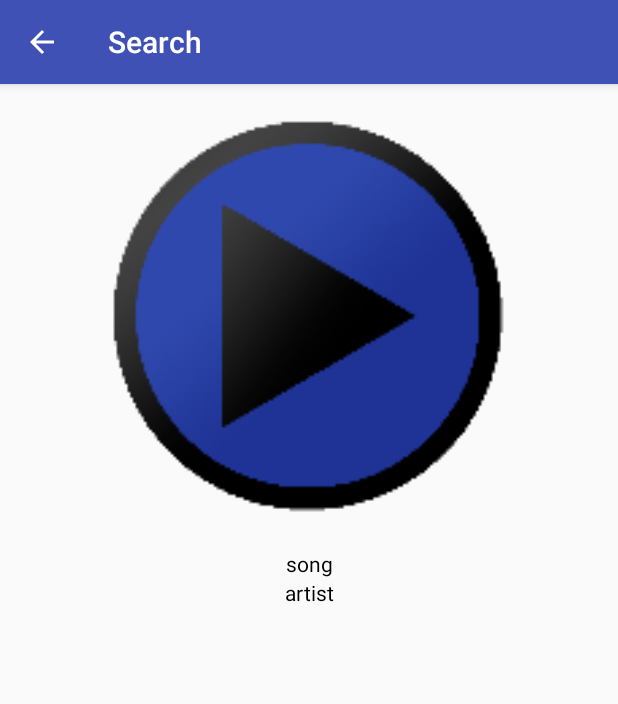
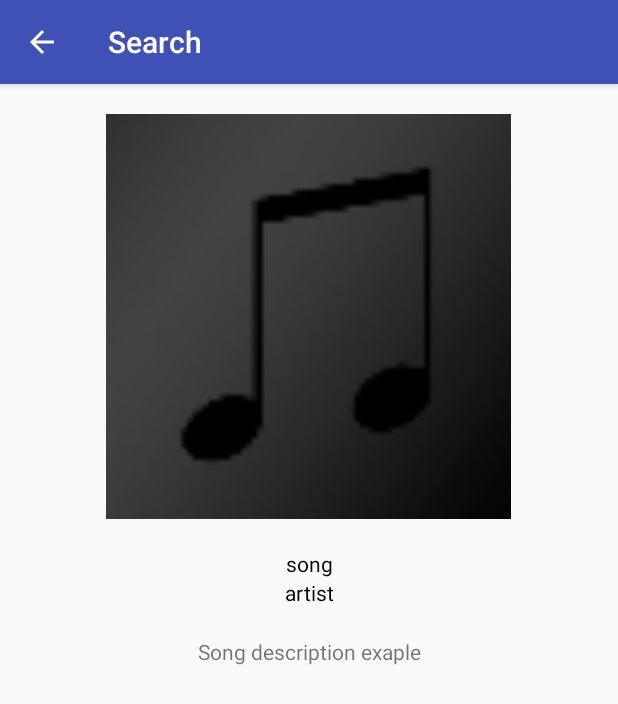
Before and after one commit to iareciog/MusicPlayer, an Android app: the MusicActivity screen opened directly, with no data from a screen before it, after a tap on "song", on a phone screen of 412 x 824 dp. Shown: the top 704 px of the screen. Run offline under Robolectric (Android 15) with nearby library versions, the phone set to English and light mode, and no system bars.

```diff
--- a/app/src/main/java/com/example/android/musicplayer/ArtistInfoActivity.java
+++ b/app/src/main/java/com/example/android/musicplayer/ArtistInfoActivity.java
@@ -3,13 +3,17 @@ package com.example.android.musicplayer;
 import android.content.Intent;
 import android.support.v7.app.AppCompatActivity;
 import android.os.Bundle;
+import android.widget.ImageView;
 import android.widget.TextView;
-
 
 public class ArtistInfoActivity extends AppCompatActivity {
     //Declare variables
     TextView textSongName;
     TextView textSongArtist;
+    ImageView imgSongImage;
+    static String songName;
+    static String songArtist;
+    static int songImage;
 
     @Override
     protected void onCreate(Bundle savedInstanceState) {
@@ -18,14 +22,23 @@ public class ArtistInfoActivity extends AppCompatActivity {
 
         Intent i = getIntent();
 
-        String songName = i.getStringExtra("songName");
-
-        String songArtist = i.getStringExtra("songArtist");
+        songName = i.getStringExtra("songName");
+        songArtist = i.getStringExtra("songArtist");
+        songImage = i.getIntExtra("songImage", R.drawable.ic_player_central_icon);
 
         textSongName = (TextView) findViewById(R.id.songName);
         textSongArtist = (TextView) findViewById(R.id.songArtist);
+        imgSongImage = (ImageView) findViewById(R.id.songImage);
 
-        textSongName.setText(songName);
-        textSongArtist.setText(songArtist);
+        if(songName == null && songArtist == null){
+            textSongName.setText(R.string.emptySoundMessage);
+        }else{
+            textSongName.setText(songName);
+            textSongArtist.setText(songArtist);
+            imgSongImage.setImageResource(songImage);
+            TextView songDescription = (TextView) findViewById(R.id.song_description);
+            songDescription.setText(R.string.songDescription);
+        }
+
     }
 }
--- a/app/src/main/java/com/example/android/musicplayer/MusicActivity.java
+++ b/app/src/main/java/com/example/android/musicplayer/MusicActivity.java
@@ -10,30 +10,26 @@ import android.widget.ListView;
 import java.util.ArrayList;
 import java.util.Locale;
 
+import static com.example.android.musicplayer.MainActivity.songArtistArr;
+import static com.example.android.musicplayer.MainActivity.songImageArr;
+import static com.example.android.musicplayer.MainActivity.songNameArr;
+
 public class MusicActivity extends AppCompatActivity {
-
-    private ArrayList<Song> songs;
+    //Declaration of Variables
     private SongAdapter adapter;
     private EditText editText;
-    String[] songName;
-    String[] songArtist;
-    int[] songImage;
 
     @Override
     protected void onCreate(Bundle savedInstanceState) {
         super.onCreate(savedInstanceState);
         setContentView(R.layout.activity_music);
 
-        songName = new String [] {"song", "1song", "2song", "3song"};
-        songArtist = new String[] {"artist", "artist3", "artist3", "artist2"};
-        songImage = new int[] {R.drawable.ic_music_icon, R.drawable.ic_music_icon, R.drawable.ic_music_icon, R.drawable.ic_music_icon};
-
         //Create a list of songs
 
-        songs = new ArrayList<Song>();
+        ArrayList<Song> songs = new ArrayList<Song>();
 
-        for (int i = 0; i < songName.length; i++){
-            Song sng = new Song(songName[i], songArtist[i]);
+        for (int i = 0; i < songNameArr.length; i++){
+            Song sng = new Song(songNameArr[i], songArtistArr[i], songImageArr[i]);
             songs.add(sng);
         }
 
--- a/app/src/main/java/com/example/android/musicplayer/Song.java
+++ b/app/src/main/java/com/example/android/musicplayer/Song.java
@@ -8,6 +8,9 @@ public class Song {
     /** Song Artist */
     private String mSongArtist;
 
+    /** Song Image */
+    private int mSongImage;
+
     /*
         Create a new Music object.
 
@@ -15,9 +18,10 @@ public class Song {
         @param artist -> is the song artist name.
      */
 
-    public Song(String SongName, String SongArtist){
-        mSongName = SongName;
-        mSongArtist = SongArtist;
+    public Song(String songName, String songArtist, int songImage){
+        mSongName = songName;
+        mSongArtist = songArtist;
+        mSongImage = songImage;
     }
 
     /**
@@ -32,4 +36,10 @@ public class Song {
 
     public String getSongArtist() { return mSongArtist; }
 
+    /**
+     * @return the song image.
+     */
+
+    public int getSongImage() { return mSongImage; }
+
 }
--- a/app/src/main/java/com/example/android/musicplayer/SongAdapter.java
+++ b/app/src/main/java/com/example/android/musicplayer/SongAdapter.java
@@ -1,5 +1,4 @@
 package com.example.android.musicplayer;
-
 
 import android.content.Context;
 import android.content.Intent;
@@ -9,14 +8,16 @@ import android.view.LayoutInflater;
 import android.view.View;
 import android.view.ViewGroup;
 import android.widget.BaseAdapter;
+import android.widget.ImageView;
 import android.widget.TextView;
 
 import java.util.ArrayList;
 import java.util.List;
 import java.util.Locale;
 
+
 public class SongAdapter extends BaseAdapter{
-
+    //Declared variables
     private Context mContext;
     private LayoutInflater inflater;
     private final ArrayList<Song> songs;
@@ -33,6 +34,7 @@ public class SongAdapter extends BaseAdapter{
     public class ViewHolder{
         TextView songName;
         TextView songArtist;
+        ImageView songImage;
     }
 
     @Override
@@ -49,8 +51,9 @@ public class SongAdapter extends BaseAdapter{
     public long getItemId(int position){
         return position;
     }
-
-
+    /*
+     * Created the song adapter for the listView
+     */
     @NonNull
     @Override
     public View getView(final int position, @Nullable View convertView, @NonNull ViewGroup parent) {
@@ -61,27 +64,36 @@ public class SongAdapter extends BaseAdapter{
             // Locate the TextViews in list_view.xml;
             holder.songName = (TextView) convertView.findViewById(R.id.songName);
             holder.songArtist = (TextView) convertView.findViewById(R.id.songArtist);
+            holder.songImage = (ImageView) convertView.findViewById(R.id.SongImage);
             convertView.setTag(holder);
         } else {
             holder = (ViewHolder) convertView.getTag();
         }
+        /*
+         * Set the songName, songArtist and SongImage on a new List
+         */
         holder.songName.setText(songsList.get(position).getSongName());
         holder.songArtist.setText(songsList.get(position).getSongArtist());
+        holder.songImage.setImageResource(songsList.get(position).getSongImage());
 
         convertView.setOnClickListener(new View.OnClickListener() {
             @Override
             public void onClick(View view) {
                 Intent intent = new Intent(mContext, ArtistInfoActivity.class);
-
+                //Insert extra data to use it in the intent
                 intent.putExtra("songName",(songsList.get(position).getSongName()));
                 intent.putExtra("songArtist",(songsList.get(position).getSongArtist()));
+                intent.putExtra("songImage",(songsList.get(position).getSongImage()));
                 mContext.startActivity(intent);
             }
         });
         return convertView;
     }
 
-    //Filter class
+    /*
+     * Filter function
+     * Search songs on the ArrayList and filter it.
+     */
     public void filter(String charText){
         charText = charText.toLowerCase(Locale.getDefault());
         songsList.clear();
--- a/app/src/main/res/layout/activity_artistinfo.xml
+++ b/app/src/main/res/layout/activity_artistinfo.xml
@@ -6,7 +6,7 @@
     tools:context="com.example.android.musicplayer.MainActivity">
 
     <ImageView
-        android:id="@+id/SongImage"
+        android:id="@+id/songImage"
         android:layout_width="270dp"
         android:layout_height="270dp"
         android:contentDescription="@string/playerIcon_SongIcon"
@@ -21,7 +21,7 @@
         android:layout_width="match_parent"
         android:layout_height="wrap_content"
         android:orientation="vertical"
-        android:layout_below="@id/SongImage"
+        android:layout_below="@id/songImage"
         android:layout_marginBottom="20dp">
 
         <TextView
@@ -40,5 +40,13 @@
             android:textColor="@android:color/black"
             tools:text="test_artist"/>
 
+        <TextView
+            android:id="@+id/song_description"
+            android:layout_width="match_parent"
+            android:layout_height="wrap_content"
+            android:textAlignment="center"
+            android:layout_marginTop="20dp"
+            tools:text="test_description"/>
+
     </LinearLayout>
 </RelativeLayout>
--- a/app/src/main/res/layout/list_item.xml
+++ b/app/src/main/res/layout/list_item.xml
@@ -7,7 +7,7 @@
     tools:context="com.example.android.musicplayer.MusicActivity">
 
     <ImageView
-        android:id="@+id/song_image_view"
+        android:id="@+id/SongImage"
         android:layout_width="50dp"
         android:layout_height="50dp" />
 
--- a/app/src/main/res/values/strings.xml
+++ b/app/src/main/res/values/strings.xml
@@ -17,4 +17,7 @@
 
     <string name="SearchBoxHint">Search Songs</string>
 
+    <string name="songDescription">Song description exaple</string>
+    <string name="emptySoundMessage">No sound are selected</string>
+
 </resources>
```
Also changed, not shown: app/src/main/AndroidManifest.xml (+10 -3 lines), app/src/main/java/com/example/android/musicplayer/MainActivity.java (+61 -17 lines), app/src/main/java/com/example/android/musicplayer/MusicListActivity.java (added, +34 -0 lines), app/src/main/res/layout/activity_main.xml (+4 -4 lines), app/src/main/res/layout/activity_music_list.xml (added, +12 -0 lines), app/src/main/res/menu/menu.xml (deleted, +0 -13 lines).
